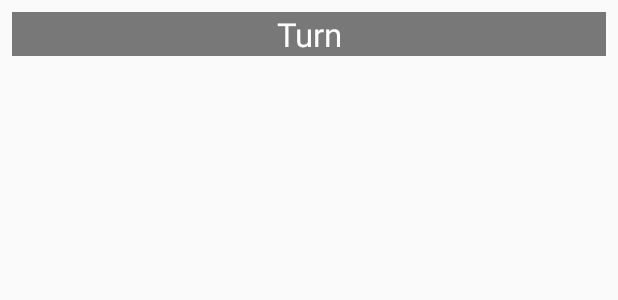
After one commit to amicloud/SideDeckRewrite, an Android app: the layout section.xml on its own in the app's theme, with its tools: preview values and no code run, on a phone screen of 412 x 824 dp. The commit adds this screen. Shown: the top 300 px of the screen. Run offline under Robolectric (Android 15) with nearby library versions, the phone set to English and light mode, and no system bars.

Commit message:
Log frag improvements

```diff
--- /dev/null
+++ b/app/src/main/res/layout/section.xml
@@ -0,0 +1,20 @@
+<?xml version="1.0" encoding="utf-8"?>
+<LinearLayout xmlns:android="http://schemas.android.com/apk/res/android"
+    android:orientation="vertical" android:layout_width="match_parent"
+    android:layout_height="wrap_content"
+
+    android:padding="0dp">
+    <TextView
+        android:layout_width="match_parent"
+        android:layout_height="wrap_content"
+        android:text="Turn"
+        android:gravity="center"
+        android:textSize="22dp"
+        android:textColor="@color/material_white"
+        android:id="@+id/text"
+        android:background="@color/material_light"
+        android:layout_marginLeft="8dp"
+        android:layout_marginTop="8dp"
+        android:layout_marginRight="8dp" />
+
+</LinearLayout>
```
Also changed, not shown: app/src/main/java/com/outplaysoftworks/sidedeckv2/CalculatorModel.java (+13 -3 lines), app/src/main/java/com/outplaysoftworks/sidedeckv2/LogFragment.java (+63 -2 lines), app/src/main/java/com/outplaysoftworks/sidedeckv2/LogModel.java (+4 -4 lines), app/src/main/java/com/outplaysoftworks/sidedeckv2/LogPresenter.java (+12 -4 lines), app/src/main/res/layout/calculation.xml (+4 -6 lines), app/src/main/res/layout/log_horizontal_rule.xml (added, +23 -0 lines).
